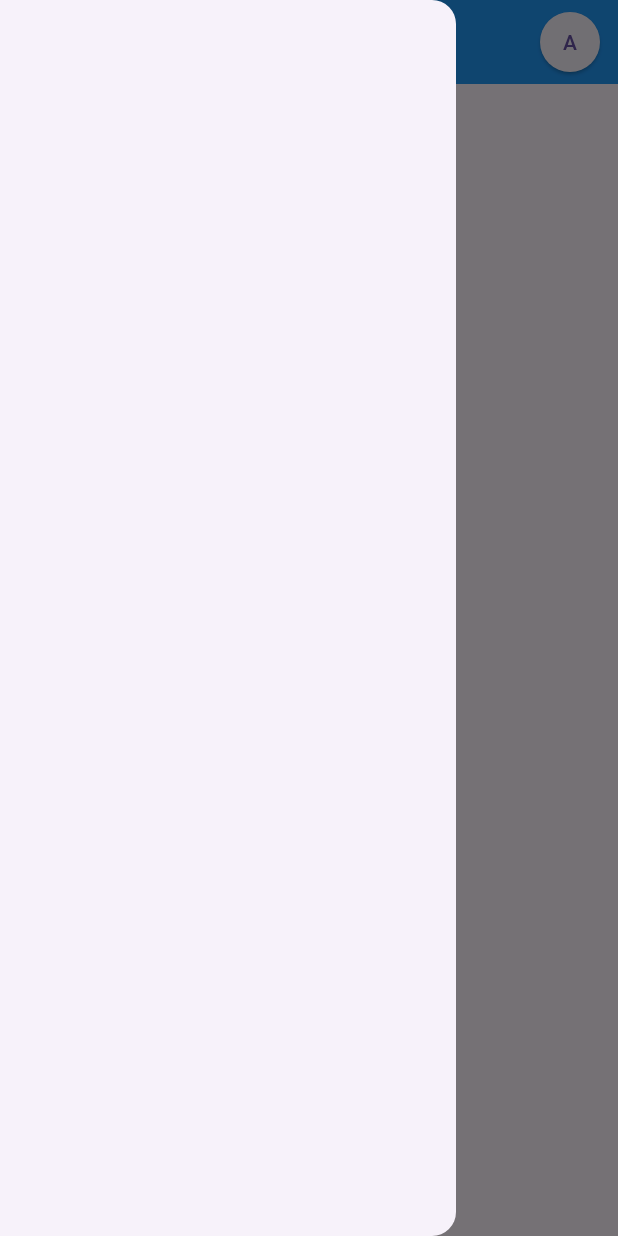
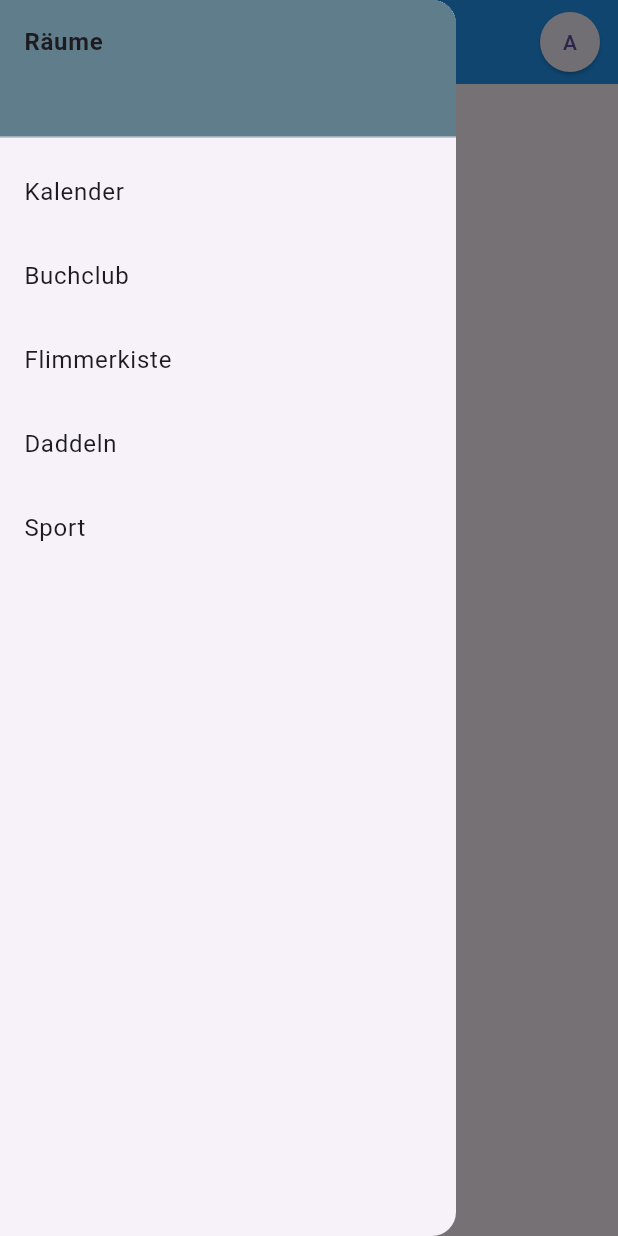
Before and after one commit to luca-stoehr/miteinander_app, a Flutter app: the screen it shows after launch, with the side drawer open, on a phone screen of 412 x 824 dp. Run offline on Flutter 3.47's test engine with Material 3 defaults, Android fonts, the phone set to English and light mode, and no system bars; our stand-ins replace syncfusion_flutter_calendar.

Commit message:
updates and first pages init

```diff
--- a/lib/pages/home.dart
+++ b/lib/pages/home.dart
@@ -1,5 +1,6 @@
 import 'package:flutter/material.dart';
 import 'package:flutter/widgets.dart';
+import 'package:miteinander_app/pages/kalender.dart';
 
 class HomePage extends StatelessWidget {
   const HomePage({super.key});
@@ -14,7 +15,63 @@ class HomePage extends StatelessWidget {
         ],
       ),
       drawer: Drawer(
+        child: ListView(
+          children: [
+            SizedBox(
+              height: 100,
+              child: const DrawerHeader(
+                decoration: BoxDecoration(
+                  color: Colors.blueGrey
+                ),
+                child: Text(
+                  'Räume',
+                  style: TextStyle(
+                    fontWeight: FontWeight.bold
+                  ),
+                )
 
+              ),
+            ),
+            ListTile(
+              title: const Text('Kalender'),
+              onTap: () {
+                Navigator.push(
+                  context,
+                  MaterialPageRoute(builder: (context) => const Kalender())
+                );
+                //Navigator.pop(context);
+              },
+            ),
+            ListTile(
+              title: const Text('Buchclub'),
+              onTap: () {
+
+                Navigator.pop(context);
+              },
+            ),
+            ListTile(
+              title: const Text('Flimmerkiste'),
+              onTap: () {
+
+                Navigator.pop(context);
+              },
+            ),
+            ListTile(
+              title: const Text('Daddeln'),
+              onTap: () {
+
+                Navigator.pop(context);
+              },
+            ),
+            ListTile(
+              title: const Text('Sport'),
+              onTap: () {
+
+                Navigator.pop(context);
+              },
+            )
+          ]
+        )
       ),
     );
   }
--- a/pubspec.yaml
+++ b/pubspec.yaml
@@ -35,6 +35,7 @@ dependencies:
   # The following adds the Cupertino Icons font to your application.
   # Use with the CupertinoIcons class for iOS style icons.
   cupertino_icons: ^1.0.6
+  syncfusion_flutter_calendar: ^25.1.41
 
 dev_dependencies:
   flutter_test:
```
Also changed, not shown: lib/pages/kalender.dart (added, +33 -0 lines), lib/pages/buchclub.dart (added), pubspec.lock.
